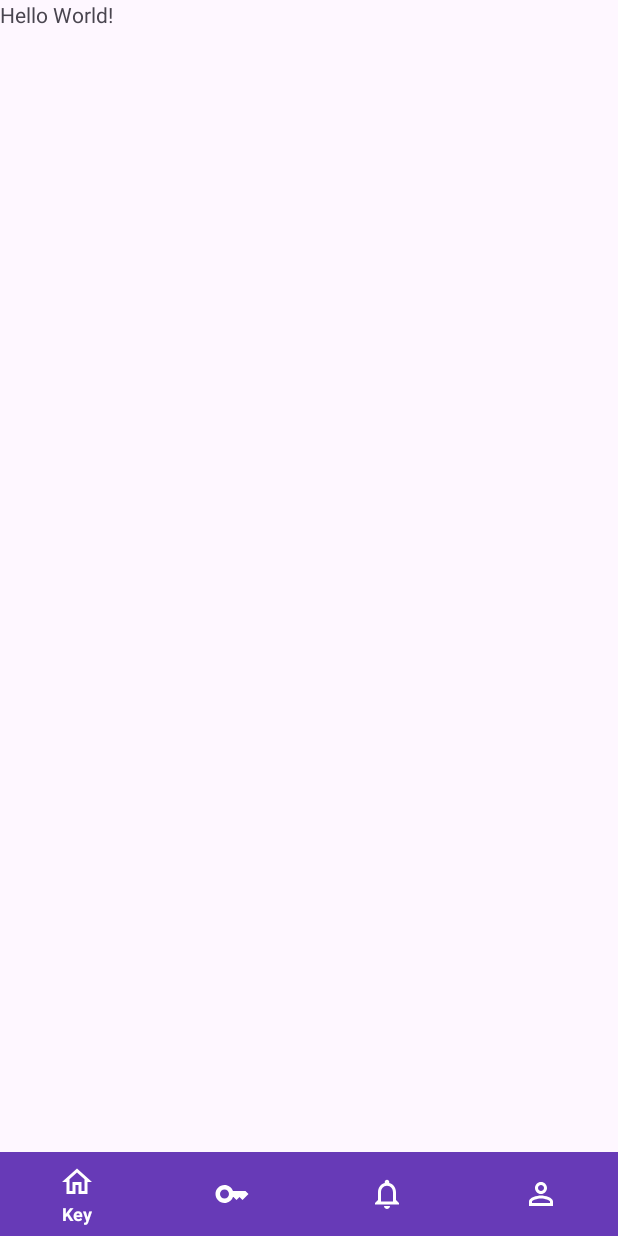
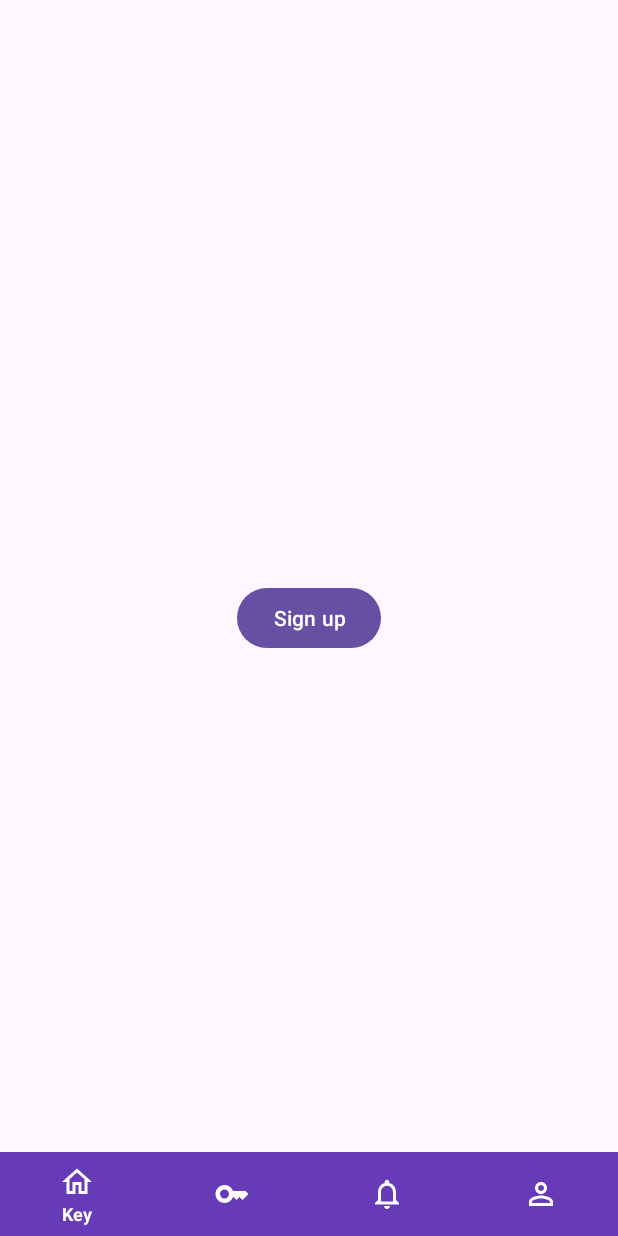
Before and after one commit to DevRuibin/SharableLockAndroid, an Android app: the screen it shows after launch (MainActivity), on a phone screen of 412 x 824 dp. Run offline under Robolectric (Android 15) with nearby library versions, the phone set to English and light mode, and no system bars.

Commit message:
feat: sign up

```diff
--- a/app/build.gradle.kts
+++ b/app/build.gradle.kts
@@ -51,4 +51,7 @@ dependencies {
     androidTestImplementation(libs.androidx.junit)
     androidTestImplementation(libs.androidx.espresso.core)
     implementation(libs.material.v180)
+    implementation(libs.retrofit)
+    implementation(libs.converter.gson)
+    annotationProcessor("org.projectlombok:lombok:1.18.32")
 }
--- a/app/src/main/AndroidManifest.xml
+++ b/app/src/main/AndroidManifest.xml
@@ -1,8 +1,10 @@
 <?xml version="1.0" encoding="utf-8"?>
 <manifest xmlns:android="http://schemas.android.com/apk/res/android"
     xmlns:tools="http://schemas.android.com/tools">
+    <uses-permission android:name="android.permission.INTERNET"/>
 
     <application
+        android:usesCleartextTraffic="true"
         android:allowBackup="true"
         android:dataExtractionRules="@xml/data_extraction_rules"
         android:fullBackupContent="@xml/backup_rules"
--- a/app/src/main/java/com/example/shareablelock/MainActivity.kt
+++ b/app/src/main/java/com/example/shareablelock/MainActivity.kt
@@ -1,6 +1,8 @@
 package com.example.shareablelock
 
+import android.content.Intent
 import android.os.Bundle
+import android.widget.Button
 import androidx.activity.enableEdgeToEdge
 import androidx.appcompat.app.AppCompatActivity
 import androidx.core.view.ViewCompat
@@ -16,5 +18,12 @@ class MainActivity : AppCompatActivity() {
             v.setPadding(systemBars.left, systemBars.top, systemBars.right, systemBars.bottom)
             insets
         }
+
+        val btnSignUp = findViewById<Button>(R.id.btnSignup)
+        btnSignUp.setOnClickListener {
+            val intent = Intent(this, SignUp::class.java)
+            startActivity(intent)
+        }
+
     }
 }
--- /dev/null
+++ b/app/src/main/java/com/example/shareablelock/UserRequest.kt
@@ -0,0 +1,3 @@
+package com.example.shareablelock
+
+data class UserRequest(val email: String, val password: String)
--- a/app/src/main/res/layout/activity_main.xml
+++ b/app/src/main/res/layout/activity_main.xml
@@ -7,14 +7,13 @@
     android:layout_height="match_parent"
     tools:context=".MainActivity">
 
-    <TextView
+    <Button
         android:layout_width="wrap_content"
         android:layout_height="wrap_content"
-        android:text="Hello World!"
-        app:layout_constraintBottom_toBottomOf="parent"
-        app:layout_constraintEnd_toEndOf="parent"
-        app:layout_constraintStart_toStartOf="parent"
-        app:layout_constraintTop_toTopOf="parent" />
+        android:text="Sign up"
+        android:id="@+id/btnSignup"
+        android:layout_centerVertical="true"
+        android:layout_centerHorizontal="true"/>
 
     <com.google.android.material.bottomnavigation.BottomNavigationView
         android:id="@+id/bottom_navigation"
--- a/app/src/main/res/values/strings.xml
+++ b/app/src/main/res/values/strings.xml
@@ -11,4 +11,5 @@
     <string name="invalid_username">Not a valid username</string>
     <string name="invalid_password">Password must be >5 characters</string>
     <string name="login_failed">"Login failed"</string>
+    <string name="hostname">http://10.0.2.2:8222</string>
 </resources>
--- a/gradle/libs.versions.toml
+++ b/gradle/libs.versions.toml
@@ -13,9 +13,11 @@ materialVersion = "1.8.0"
 annotation = "1.7.1"
 lifecycleLivedataKtx = "2.7.0"
 lifecycleViewmodelKtx = "2.7.0"
+retrofit = "2.9.0"
 
 [libraries]
 androidx-core-ktx = { group = "androidx.core", name = "core-ktx", version.ref = "coreKtx" }
+converter-gson = { module = "com.squareup.retrofit2:converter-gson", version.ref = "retrofit" }
 junit = { group = "junit", name = "junit", version.ref = "junit" }
 androidx-junit = { group = "androidx.test.ext", name = "junit", version.ref = "junitVersion" }
 androidx-espresso-core = { group = "androidx.test.espresso", name = "espresso-core", version.ref = "espressoCore" }
@@ -27,6 +29,7 @@ material-v180 = { module = "com.google.android.material:material", version.ref =
 androidx-annotation = { group = "androidx.annotation", name = "annotation", version.ref = "annotation" }
 androidx-lifecycle-livedata-ktx = { group = "androidx.lifecycle", name = "lifecycle-livedata-ktx", version.ref = "lifecycleLivedataKtx" }
 androidx-lifecycle-viewmodel-ktx = { group = "androidx.lifecycle", name = "lifecycle-viewmodel-ktx", version.ref = "lifecycleViewmodelKtx" }
+retrofit = { module = "com.squareup.retrofit2:retrofit", version.ref = "retrofit" }
 
 [plugins]
 androidApplication = { id = "com.android.application", version.ref = "agp" }
```
Also changed, not shown: app/src/main/java/com/example/shareablelock/ApiService.kt (added, +10 -0 lines), app/src/main/java/com/example/shareablelock/Gender.kt (added, +8 -0 lines), app/src/main/java/com/example/shareablelock/PreferenceHelper.kt (added, +34 -0 lines), app/src/main/java/com/example/shareablelock/SignUp.kt (+66 -0 lines), app/src/main/java/com/example/shareablelock/UserModel.kt (added, +18 -0 lines).
